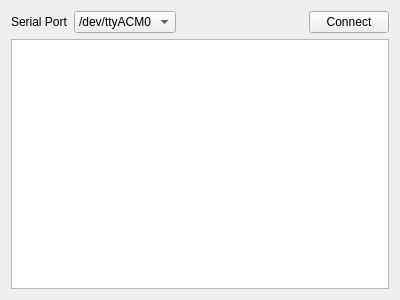
First picture: the form in src/brickv/plugin_system/plugins/red/ui/red_tab_console.ui, repository Tinkerforge/brickv, before the edit.
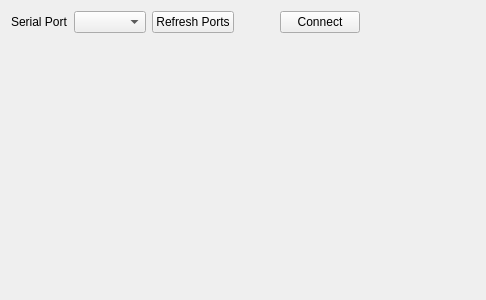
Second picture: the form after the edit.

Commit message: Add RED Brick console

```diff
--- a/src/brickv/plugin_system/plugins/red/ui/red_tab_console.ui
+++ b/src/brickv/plugin_system/plugins/red/ui/red_tab_console.ui
@@ -6,7 +6,7 @@
    <rect>
     <x>0</x>
     <y>0</y>
-    <width>400</width>
+    <width>486</width>
     <height>300</height>
    </rect>
   </property>
@@ -26,12 +26,13 @@
         </widget>
        </item>
        <item>
-        <widget class="QComboBox" name="ports">
-         <item>
-          <property name="text">
-           <string>/dev/ttyACM0</string>
-          </property>
-         </item>
+        <widget class="QComboBox" name="combo_serial_port"/>
+       </item>
+       <item>
+        <widget class="QPushButton" name="refresh_button">
+         <property name="text">
+          <string>Refresh Ports</string>
+         </property>
         </widget>
        </item>
        <item>
@@ -57,10 +58,33 @@
       </layout>
      </item>
      <item>
-      <widget class="QPlainTextEdit" name="console"/>
+      <spacer name="verticalSpacer">
+       <property name="orientation">
+        <enum>Qt::Vertical</enum>
+       </property>
+       <property name="sizeHint" stdset="0">
+        <size>
+         <width>20</width>
+         <height>40</height>
+        </size>
+       </property>
+      </spacer>
      </item>
     </layout>
    </item>
+   <item>
+    <spacer name="horizontalSpacer_2">
+     <property name="orientation">
+      <enum>Qt::Horizontal</enum>
+     </property>
+     <property name="sizeHint" stdset="0">
+      <size>
+       <width>40</width>
+       <height>20</height>
+      </size>
+     </property>
+    </spacer>
+   </item>
   </layout>
  </widget>
  <resources/>
```
Left out of the diff: 2 changed lines with no effect on the pictures. The commit also changes 7 other files.
